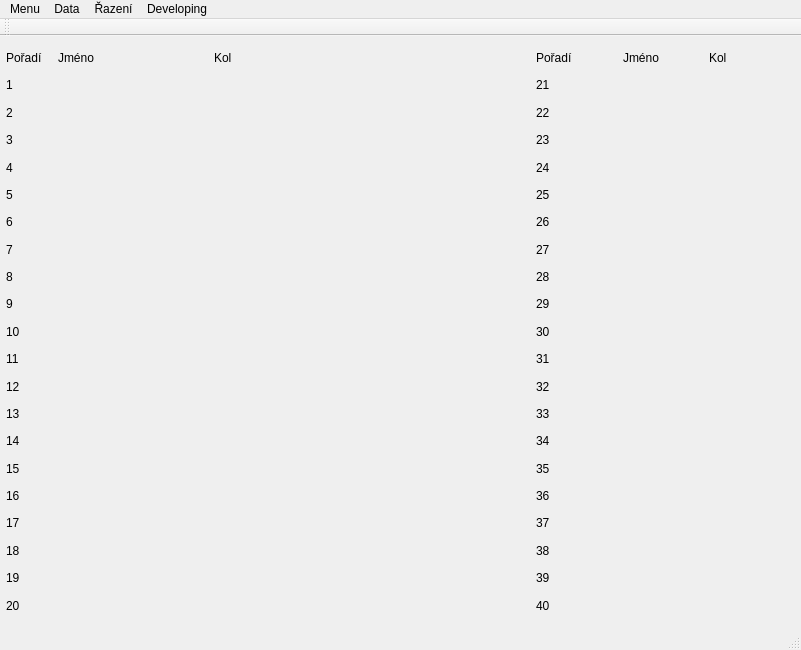
aITy/24hoursRace, file mainwindow.ui: the form before one commit.
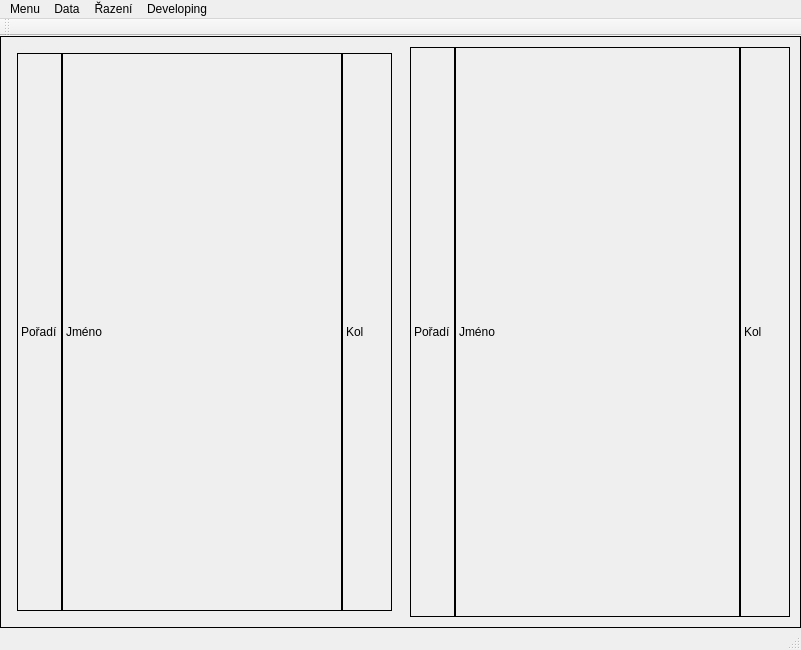
The form after the commit.

The edit to the form file:
```diff
--- a/mainwindow.ui
+++ b/mainwindow.ui
@@ -14,662 +14,149 @@
    <string>MainWindow</string>
   </property>
   <widget class="QWidget" name="centralWidget">
-   <widget class="QWidget" name="verticalLayoutWidget">
-    <property name="geometry">
-     <rect>
-      <x>270</x>
-      <y>0</y>
-      <width>261</width>
-      <height>591</height>
-     </rect>
-    </property>
-    <layout class="QVBoxLayout" name="middleLayout">
-     <property name="spacing">
-      <number>0</number>
-     </property>
-     <property name="sizeConstraint">
-      <enum>QLayout::SetNoConstraint</enum>
-     </property>
-    </layout>
-   </widget>
-   <widget class="QWidget" name="gridLayoutWidget">
-    <property name="geometry">
-     <rect>
-      <x>0</x>
-      <y>0</y>
-      <width>271</width>
-      <height>591</height>
-     </rect>
-    </property>
-    <layout class="QGridLayout" name="ListLeft" columnminimumwidth="0,150,0">
-     <property name="sizeConstraint">
-      <enum>QLayout::SetMaximumSize</enum>
-     </property>
-     <property name="leftMargin">
-      <number>6</number>
-     </property>
-     <item row="4" column="0">
-      <widget class="QLabel" name="label_Rank4">
-       <property name="text">
-        <string>4</string>
-       </property>
-      </widget>
-     </item>
-     <item row="3" column="0">
-      <widget class="QLabel" name="label_Rank3">
-       <property name="text">
-        <string>3</string>
-       </property>
-      </widget>
-     </item>
-     <item row="5" column="0">
-      <widget class="QLabel" name="label_Rank5">
-       <property name="text">
-        <string>5</string>
-       </property>
-      </widget>
-     </item>
-     <item row="1" column="0">
-      <widget class="QLabel" name="label_Rank1">
-       <property name="text">
-        <string>1</string>
-       </property>
-      </widget>
-     </item>
-     <item row="2" column="0">
-      <widget class="QLabel" name="label_Rank2">
-       <property name="text">
-        <string>2</string>
-       </property>
-      </widget>
-     </item>
-     <item row="0" column="0">
-      <widget class="QLabel" name="label_RankLeft">
-       <property name="text">
-        <string>Pořadí</string>
-       </property>
-      </widget>
-     </item>
-     <item row="0" column="1">
-      <widget class="QLabel" name="label_NameLeft">
-       <property name="text">
-        <string>Jméno</string>
-       </property>
-      </widget>
-     </item>
-     <item row="11" column="0">
-      <widget class="QLabel" name="label_Rank11">
-       <property name="text">
-        <string>11</string>
-       </property>
-      </widget>
-     </item>
-     <item row="0" column="2">
-      <widget class="QLabel" name="label_RoundLeft">
-       <property name="text">
-        <string>Kol</string>
-       </property>
-      </widget>
-     </item>
-     <item row="14" column="0">
-      <widget class="QLabel" name="label_Rank14">
-       <property name="text">
-        <string>14</string>
-       </property>
-      </widget>
-     </item>
-     <item row="13" column="0">
-      <widget class="QLabel" name="label_Rank13">
-       <property name="text">
-        <string>13</string>
-       </property>
-      </widget>
-     </item>
-     <item row="12" column="0">
-      <widget class="QLabel" name="label_Rank12">
-       <property name="text">
-        <string>12</string>
-       </property>
-      </widget>
-     </item>
-     <item row="10" column="0">
-      <widget class="QLabel" name="label_Rank10">
-       <property name="text">
-        <string>10</string>
-       </property>
-      </widget>
-     </item>
-     <item row="9" column="0">
-      <widget class="QLabel" name="label_Rank9">
-       <property name="text">
-        <string>9</string>
-       </property>
-      </widget>
-     </item>
-     <item row="8" column="0">
-      <widget class="QLabel" name="label_Rank8">
-       <property name="text">
-        <string>8</string>
-       </property>
-      </widget>
-     </item>
-     <item row="7" column="0">
-      <widget class="QLabel" name="label_Rank7">
-       <property name="text">
-        <string>7</string>
-       </property>
-      </widget>
-     </item>
-     <item row="6" column="0">
-      <widget class="QLabel" name="label_Rank6">
-       <property name="text">
-        <string>6</string>
-       </property>
-      </widget>
-     </item>
-     <item row="15" column="0">
-      <widget class="QLabel" name="label_Rank15">
-       <property name="text">
-        <string>15</string>
-       </property>
-      </widget>
-     </item>
-     <item row="16" column="0">
-      <widget class="QLabel" name="label_Rank16">
-       <property name="text">
-        <string>16</string>
-       </property>
-      </widget>
-     </item>
-     <item row="17" column="0">
-      <widget class="QLabel" name="label_Rank17">
-       <property name="text">
-        <string>17</string>
-       </property>
-      </widget>
-     </item>
-     <item row="18" column="0">
-      <widget class="QLabel" name="label_Rank18">
-       <property name="text">
-        <string>18</string>
-       </property>
-      </widget>
-     </item>
-     <item row="19" column="0">
-      <widget class="QLabel" name="label_Rank19">
-       <property name="text">
-        <string>19</string>
-       </property>
-      </widget>
-     </item>
-     <item row="20" column="0">
-      <widget class="QLabel" name="label_Rank20">
-       <property name="text">
-        <string>20</string>
-       </property>
-      </widget>
-     </item>
-    </layout>
-   </widget>
-   <widget class="QWidget" name="gridLayoutWidget_2">
-    <property name="geometry">
-     <rect>
-      <x>530</x>
-      <y>0</y>
-      <width>271</width>
-      <height>591</height>
-     </rect>
-    </property>
-    <layout class="QGridLayout" name="ListRight">
-     <property name="sizeConstraint">
-      <enum>QLayout::SetMaximumSize</enum>
-     </property>
-     <property name="leftMargin">
-      <number>6</number>
-     </property>
-     <item row="5" column="2">
-      <widget class="QLabel" name="label_Round25">
-       <property name="text">
-        <string/>
-       </property>
-      </widget>
-     </item>
-     <item row="4" column="0">
-      <widget class="QLabel" name="label_Rank24">
-       <property name="text">
-        <string>24</string>
-       </property>
-      </widget>
-     </item>
-     <item row="4" column="1">
-      <widget class="QLabel" name="label_Name24">
-       <property name="text">
-        <string/>
-       </property>
-      </widget>
-     </item>
-     <item row="4" column="2">
-      <widget class="QLabel" name="label_Round24">
-       <property name="text">
-        <string/>
-       </property>
-      </widget>
-     </item>
-     <item row="3" column="0">
-      <widget class="QLabel" name="label_Rank23">
-       <property name="text">
-        <string>23</string>
-       </property>
-      </widget>
-     </item>
-     <item row="6" column="2">
-      <widget class="QLabel" name="label_Round26">
-       <property name="text">
-        <string/>
-       </property>
-      </widget>
-     </item>
-     <item row="6" column="1">
-      <widget class="QLabel" name="label_Name26">
-       <property name="text">
-        <string/>
-       </property>
-      </widget>
-     </item>
-     <item row="5" column="1">
-      <widget class="QLabel" name="label_Name25">
-       <property name="text">
-        <string/>
-       </property>
-      </widget>
-     </item>
-     <item row="5" column="0">
-      <widget class="QLabel" name="label_Rank25">
-       <property name="text">
-        <string>25</string>
-       </property>
-      </widget>
-     </item>
-     <item row="2" column="2">
-      <widget class="QLabel" name="label_Round22">
-       <property name="text">
-        <string/>
-       </property>
-      </widget>
-     </item>
-     <item row="2" column="1">
-      <widget class="QLabel" name="label_Name22">
-       <property name="text">
-        <string/>
-       </property>
-      </widget>
-     </item>
-     <item row="1" column="0">
-      <widget class="QLabel" name="label_Rank21">
-       <property name="text">
-        <string>21</string>
-       </property>
-      </widget>
-     </item>
-     <item row="2" column="0">
-      <widget class="QLabel" name="label_Rank22">
-       <property name="text">
-        <string>22</string>
-       </property>
-      </widget>
-     </item>
-     <item row="15" column="1">
-      <widget class="QLabel" name="label_Name35">
-       <property name="text">
-        <string/>
-       </property>
-      </widget>
-     </item>
-     <item row="1" column="1">
-      <widget class="QLabel" name="label_Name21">
-       <property name="text">
-        <string/>
-       </property>
-      </widget>
-     </item>
-     <item row="16" column="2">
-      <widget class="QLabel" name="label_Round36">
-       <property name="text">
-        <string/>
-       </property>
-      </widget>
-     </item>
-     <item row="14" column="2">
-      <widget class="QLabel" name="label_Round34">
-       <property name="text">
-        <string/>
-       </property>
-      </widget>
-     </item>
-     <item row="0" column="0">
-      <widget class="QLabel" name="label_RankRight">
-       <property name="text">
-        <string>Pořadí</string>
-       </property>
-      </widget>
-     </item>
-     <item row="0" column="1">
-      <widget class="QLabel" name="label_NameRight">
-       <property name="text">
-        <string>Jméno</string>
-       </property>
-      </widget>
-     </item>
-     <item row="11" column="0">
-      <widget class="QLabel" name="label_Rank31">
-       <property name="text">
-        <string>31</string>
-       </property>
-      </widget>
-     </item>
-     <item row="0" column="2">
-      <widget class="QLabel" name="label_RoundRight">
-       <property name="text">
-        <string>Kol</string>
-       </property>
-      </widget>
-     </item>
-     <item row="14" column="1">
-      <widget class="QLabel" name="label_Name34">
-       <property name="text">
-        <string/>
-       </property>
-      </widget>
-     </item>
-     <item row="14" column="0">
-      <widget class="QLabel" name="label_Rank34">
-       <property name="text">
-        <string>34</string>
-       </property>
-      </widget>
-     </item>
-     <item row="13" column="0">
-      <widget class="QLabel" name="label_Rank33">
-       <property name="text">
-        <string>33</string>
-       </property>
-      </widget>
-     </item>
-     <item row="11" column="1">
-      <widget class="QLabel" name="label_Name31">
-       <property name="text">
-        <string/>
-       </property>
-      </widget>
-     </item>
-     <item row="12" column="0">
-      <widget class="QLabel" name="label_Rank32">
-       <property name="text">
-        <string>32</string>
-       </property>
-      </widget>
-     </item>
-     <item row="13" column="2">
-      <widget class="QLabel" name="label_Round33">
-       <property name="text">
-        <string/>
-       </property>
-      </widget>
-     </item>
-     <item row="13" column="1">
-      <widget class="QLabel" name="label_Name33">
-       <property name="text">
-        <string/>
-       </property>
-      </widget>
-     </item>
-     <item row="12" column="2">
-      <widget class="QLabel" name="label_Round32">
-       <property name="text">
-        <string/>
-       </property>
-      </widget>
-     </item>
-     <item row="12" column="1">
-      <widget class="QLabel" name="label_Name32">
-       <property name="text">
-        <string/>
-       </property>
-      </widget>
-     </item>
-     <item row="10" column="1">
-      <widget class="QLabel" name="label_Name30">
-       <property name="text">
-        <string/>
-       </property>
-      </widget>
-     </item>
-     <item row="11" column="2">
-      <widget class="QLabel" name="label_Round31">
-       <property name="text">
-        <string/>
-       </property>
-      </widget>
-     </item>
-     <item row="10" column="0">
-      <widget class="QLabel" name="label_Rank30">
-       <property name="text">
-        <string>30</string>
-       </property>
-      </widget>
-     </item>
-     <item row="10" column="2">
-      <widget class="QLabel" name="label_Round30">
-       <property name="text">
-        <string/>
-       </property>
-      </widget>
-     </item>
-     <item row="9" column="0">
-      <widget class="QLabel" name="label_Rank29">
-       <property name="text">
-        <string>29</string>
-       </property>
-      </widget>
-     </item>
-     <item row="3" column="2">
-      <widget class="QLabel" name="label_Round23">
-       <property name="text">
-        <string/>
-       </property>
-      </widget>
-     </item>
-     <item row="9" column="1">
-      <widget class="QLabel" name="label_Name29">
-       <property name="text">
-        <string/>
-       </property>
-      </widget>
-     </item>
-     <item row="9" column="2">
-      <widget class="QLabel" name="label_Round29">
-       <property name="text">
-        <string/>
-       </property>
-      </widget>
-     </item>
-     <item row="8" column="0">
-      <widget class="QLabel" name="label_Rank28">
-       <property name="text">
-        <string>28</string>
-       </property>
-      </widget>
-     </item>
-     <item row="8" column="1">
-      <widget class="QLabel" name="label_Name28">
-       <property name="text">
-        <string/>
-       </property>
-      </widget>
-     </item>
-     <item row="8" column="2">
-      <widget class="QLabel" name="label_Round28">
-       <property name="text">
-        <string/>
-       </property>
-      </widget>
-     </item>
-     <item row="7" column="0">
-      <widget class="QLabel" name="label_Rank27">
-       <property name="text">
-        <string>27</string>
-       </property>
-      </widget>
-     </item>
-     <item row="7" column="1">
-      <widget class="QLabel" name="label_Name27">
-       <property name="text">
-        <string/>
-       </property>
-      </widget>
-     </item>
-     <item row="7" column="2">
-      <widget class="QLabel" name="label_Round27">
-       <property name="text">
-        <string/>
-       </property>
-      </widget>
-     </item>
-     <item row="6" column="0">
-      <widget class="QLabel" name="label_Rank26">
-       <property name="text">
-        <string>26</string>
-       </property>
-      </widget>
-     </item>
-     <item row="1" column="2">
-      <widget class="QLabel" name="label_Round21">
-       <property name="text">
-        <string/>
-       </property>
-      </widget>
-     </item>
-     <item row="15" column="0">
-      <widget class="QLabel" name="label_Rank35">
-       <property name="text">
-        <string>35</string>
-       </property>
-      </widget>
-     </item>
-     <item row="16" column="0">
-      <widget class="QLabel" name="label_Rank36">
-       <property name="text">
-        <string>36</string>
-       </property>
-      </widget>
-     </item>
-     <item row="16" column="1">
-      <widget class="QLabel" name="label_Name36">
-       <property name="text">
-        <string/>
-       </property>
-      </widget>
-     </item>
-     <item row="17" column="0">
-      <widget class="QLabel" name="label_Rank37">
-       <property name="text">
-        <string>37</string>
-       </property>
-      </widget>
-     </item>
-     <item row="15" column="2">
-      <widget class="QLabel" name="label_Round35">
-       <property name="text">
-        <string/>
-       </property>
-      </widget>
-     </item>
-     <item row="17" column="1">
-      <widget class="QLabel" name="label_Name37">
-       <property name="text">
-        <string/>
-       </property>
-      </widget>
-     </item>
-     <item row="17" column="2">
-      <widget class="QLabel" name="label_Round37">
-       <property name="text">
-        <string/>
-       </property>
-      </widget>
-     </item>
-     <item row="18" column="2">
-      <widget class="QLabel" name="label_Round38">
-       <property name="text">
-        <string/>
-       </property>
-      </widget>
-     </item>
-     <item row="18" column="1">
-      <widget class="QLabel" name="label_Name38">
-       <property name="text">
-        <string/>
-       </property>
-      </widget>
-     </item>
-     <item row="18" column="0">
-      <widget class="QLabel" name="label_Rank38">
-       <property name="text">
-        <string>38</string>
-       </property>
-      </widget>
-     </item>
-     <item row="19" column="0">
-      <widget class="QLabel" name="label_Rank39">
-       <property name="text">
-        <string>39</string>
-       </property>
-      </widget>
-     </item>
-     <item row="20" column="0">
-      <widget class="QLabel" name="label_Rank40">
-       <property name="text">
-        <string>40</string>
-       </property>
-      </widget>
-     </item>
-     <item row="19" column="1">
-      <widget class="QLabel" name="label_Name39">
-       <property name="text">
-        <string/>
-       </property>
-      </widget>
-     </item>
-     <item row="20" column="1">
-      <widget class="QLabel" name="label_Name40">
-       <property name="text">
-        <string/>
-       </property>
-      </widget>
-     </item>
-     <item row="19" column="2">
-      <widget class="QLabel" name="label_Round39">
-       <property name="text">
-        <string/>
-       </property>
-      </widget>
-     </item>
-     <item row="20" column="2">
-      <widget class="QLabel" name="label_Round40">
-       <property name="text">
-        <string/>
-       </property>
-      </widget>
-     </item>
-     <item row="3" column="1">
-      <widget class="QLabel" name="label_Name23">
-       <property name="text">
-        <string/>
-       </property>
-      </widget>
-     </item>
-    </layout>
-   </widget>
+   <property name="sizePolicy">
+    <sizepolicy hsizetype="Maximum" vsizetype="Maximum">
+     <horstretch>0</horstretch>
+     <verstretch>0</verstretch>
+    </sizepolicy>
+   </property>
+   <property name="sizeIncrement">
+    <size>
+     <width>0</width>
+     <height>0</height>
+    </size>
+   </property>
+   <property name="baseSize">
+    <size>
+     <width>0</width>
+     <height>0</height>
+    </size>
+   </property>
+   <property name="styleSheet">
+    <string notr="true">border: 1px solid black;</string>
+   </property>
+   <layout class="QGridLayout" name="gridLayout">
+    <item row="0" column="0">
+     <layout class="QGridLayout" name="ListLeft">
+      <property name="sizeConstraint">
+       <enum>QLayout::SetMaximumSize</enum>
+      </property>
+      <property name="leftMargin">
+       <number>6</number>
+      </property>
+      <property name="topMargin">
+       <number>6</number>
+      </property>
+      <property name="rightMargin">
+       <number>6</number>
+      </property>
+      <property name="bottomMargin">
+       <number>6</number>
+      </property>
+      <property name="spacing">
+       <number>0</number>
+      </property>
+      <item row="0" column="0">
+       <widget class="QLabel" name="label_RankLeft">
+        <property name="text">
+         <string>Pořadí</string>
+        </property>
+       </widget>
+      </item>
+      <item row="0" column="1">
+       <widget class="QLabel" name="label_NameLeft">
+        <property name="sizePolicy">
+         <sizepolicy hsizetype="Expanding" vsizetype="Preferred">
+          <horstretch>0</horstretch>
+          <verstretch>0</verstretch>
+         </sizepolicy>
+        </property>
+        <property name="text">
+         <string>Jméno</string>
+        </property>
+       </widget>
+      </item>
+      <item row="0" column="2">
+       <widget class="QLabel" name="label_RoundLeft">
+        <property name="sizePolicy">
+         <sizepolicy hsizetype="Expanding" vsizetype="Preferred">
+          <horstretch>0</horstretch>
+          <verstretch>0</verstretch>
+         </sizepolicy>
+        </property>
+        <property name="maximumSize">
+         <size>
+          <width>50</width>
+          <height>16777215</height>
+         </size>
+        </property>
+        <property name="text">
+         <string>Kol</string>
+        </property>
+       </widget>
+      </item>
+     </layout>
+    </item>
+    <item row="0" column="1">
+     <layout class="QVBoxLayout" name="middleLayout">
+      <property name="spacing">
+       <number>0</number>
+      </property>
+      <property name="sizeConstraint">
+       <enum>QLayout::SetNoConstraint</enum>
+      </property>
+     </layout>
+    </item>
+    <item row="0" column="2">
+     <layout class="QGridLayout" name="ListRight">
+      <property name="leftMargin">
+       <number>6</number>
+      </property>
+      <property name="spacing">
+       <number>0</number>
+      </property>
+      <item row="0" column="0">
+       <widget class="QLabel" name="label_RankRight">
+        <property name="text">
+         <string>Pořadí</string>
+        </property>
+       </widget>
+      </item>
+      <item row="0" column="1">
+       <widget class="QLabel" name="label_NameRight">
+        <property name="sizePolicy">
+         <sizepolicy hsizetype="Expanding" vsizetype="Preferred">
+          <horstretch>0</horstretch>
+          <verstretch>0</verstretch>
+         </sizepolicy>
+        </property>
+        <property name="text">
+         <string>Jméno</string>
+        </property>
+       </widget>
+      </item>
+      <item row="0" column="2">
+       <widget class="QLabel" name="label_RoundRight">
+        <property name="sizePolicy">
+         <sizepolicy hsizetype="Expanding" vsizetype="Preferred">
+          <horstretch>0</horstretch>
+          <verstretch>0</verstretch>
+         </sizepolicy>
+        </property>
+        <property name="maximumSize">
+         <size>
+          <width>50</width>
+          <height>16777215</height>
+         </size>
+        </property>
+        <property name="text">
+         <string>Kol</string>
+        </property>
+       </widget>
+      </item>
+     </layout>
+    </item>
+   </layout>
   </widget>
   <widget class="QMenuBar" name="menuBar">
    <property name="geometry">
```
